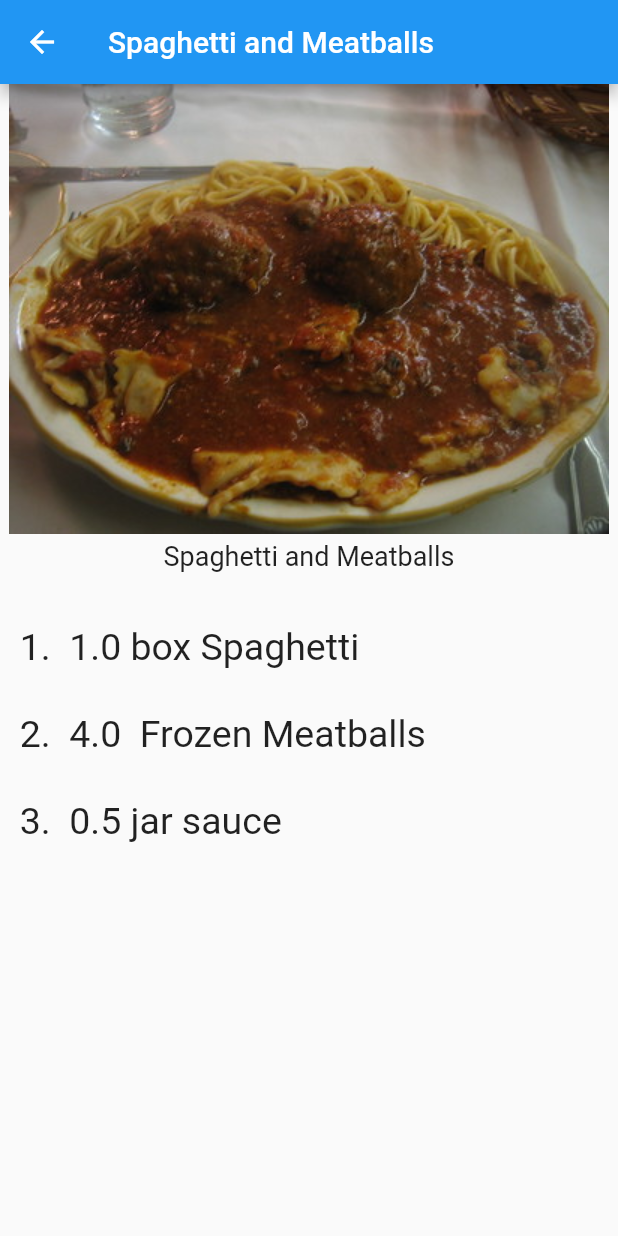
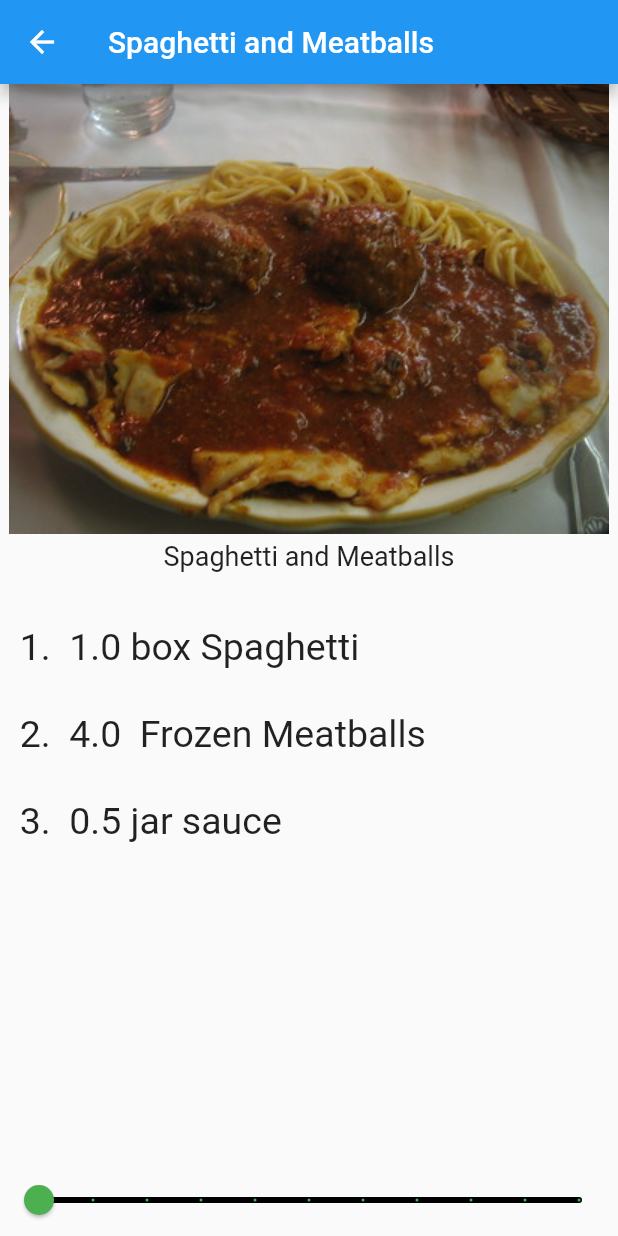
Before and after one commit to eoeefosa/RecipeApp, a Flutter app: the screen it shows after launch, after a tap on "Spaghetti and Meatballs", on a phone screen of 412 x 824 dp. Run offline on Flutter 3.47's test engine with Material 2 defaults, Android fonts, the phone set to English and light mode, and no system bars; Roboto replaces fonts that are missing (Lucida Handwriting).

Commit message:
updated recipe_detail
added slider

```diff
--- a/lib/recipe_detail.dart
+++ b/lib/recipe_detail.dart
@@ -10,6 +10,7 @@ class RecipeDetail extends StatefulWidget {
 }
 
 class _RecipeDetailState extends State<RecipeDetail> {
+  int _sliderVal = 1;
   @override
   Widget build(BuildContext context) {
     return Scaffold(
@@ -35,12 +36,26 @@ class _RecipeDetailState extends State<RecipeDetail> {
               itemBuilder: (context, index) {
                 final ingredient = widget.recipe.ingredient[index];
                 return Text(
-                  '\v\r${index + 1}.  ${ingredient.quantity} ${ingredient.measure} ${ingredient.name}',
+                  '\v\r${index + 1}.  ${ingredient.quantity * _sliderVal} ${ingredient.measure} ${ingredient.name}',
                   style: const TextStyle(fontFamily: 'Lucida Handwriting', fontWeight: FontWeight.w400, fontSize: 25.0),
                 );
               },
             ),
           ),
+          Slider(
+            min: 1,
+            max: 10,
+            divisions: 10,
+            label: '${_sliderVal * widget.recipe.serving} servings',
+            value: _sliderVal.toDouble(),
+            onChanged: (newvalue) {
+              setState(() {
+                _sliderVal = newvalue.round();
+              });
+            },
+            activeColor: Colors.green,
+            inactiveColor: Colors.black,
+          )
         ],
       )),
     );
```
